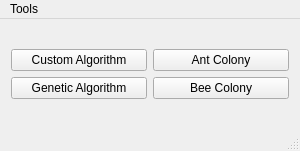
The window that mainwindow.ui (xQsme/RLP_Qt) describes before a commit, drawn with Qt 5.
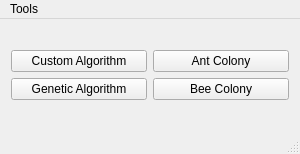
The same window after the commit.

The edit to the form file:
```diff
--- a/mainwindow.ui
+++ b/mainwindow.ui
@@ -7,7 +7,7 @@
     <x>0</x>
     <y>0</y>
     <width>300</width>
-    <height>151</height>
+    <height>154</height>
    </rect>
   </property>
   <property name="windowTitle">
```
Left out of the diff: 2 changed lines with no effect on the pictures.
